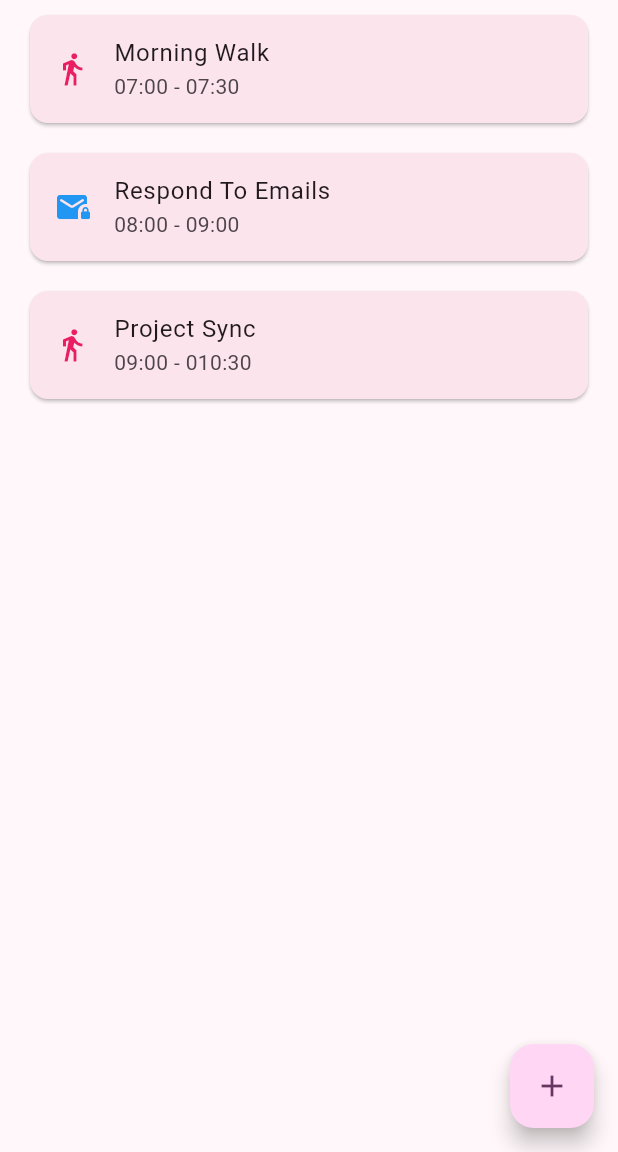
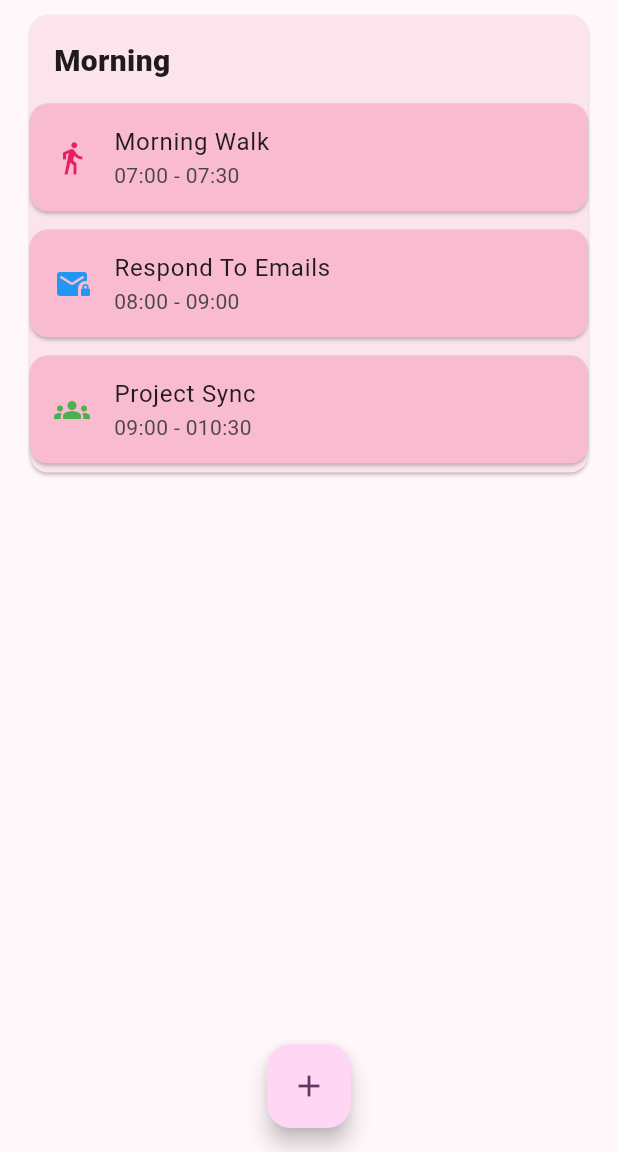
Before and after one commit to Elanr0/daily_exercise_tracking, a Flutter app: the screen it shows after launch, on a phone screen of 412 x 824 dp, the part 84-1236 px from its top. Run offline on Flutter 3.47's test engine with Material 3 defaults, Android fonts, the phone set to English and light mode, and no system bars.

Commit message:
büyük card oluştruldu

```diff
--- a/lib/main.dart
+++ b/lib/main.dart
@@ -10,7 +10,8 @@ class MyApp extends StatelessWidget {
   @override
   Widget build(BuildContext context) {
     return MaterialApp(
-      title: 'Daily Exercise Tracking 1',
+      debugShowCheckedModeBanner: false,
+      title: 'Daily Exercise Tracking',
       theme: ThemeData(
         colorScheme: ColorScheme.fromSeed(seedColor: const Color.fromARGB(255, 232, 134, 219)),
       ),
--- a/lib/view/home_page.dart
+++ b/lib/view/home_page.dart
@@ -13,9 +13,25 @@ class _HomePageState extends State<HomePage> {
   @override
   Widget build(BuildContext context) {
 
-  NoteModel note1 = NoteModel(title: "Morning Walk ", content: "07:00 - 07:30 ", createdAt: DateTime.now(), updatedAt: DateTime.now(), doingAt: DateTime.now());
-  NoteModel note2 = NoteModel(title: "Respond To Emails", content: "08:00 - 09:00", createdAt: DateTime(23), updatedAt: DateTime(2030), doingAt: DateTime(1024));
-  NoteModel note3 = NoteModel(title: "Project Sync", content: "09:00 - 010:30", createdAt: DateTime(20), updatedAt: DateTime(2030), doingAt: DateTime(1024));
+  NoteModel note1 = NoteModel(
+    title: "Morning Walk ", content: "07:00 - 07:30 ",
+    createdAt: DateTime.now(),
+    updatedAt: DateTime.now(),
+    doingAt: DateTime.now());
+
+  NoteModel note2 = NoteModel(
+    title: "Respond To Emails",
+    content: "08:00 - 09:00",
+    createdAt: DateTime(23),
+    updatedAt: DateTime(20),
+    doingAt: DateTime(10));
+
+  NoteModel note3 = NoteModel(
+    title: "Project Sync",
+    content: "09:00 - 010:30",
+    createdAt: DateTime(20),
+    updatedAt: DateTime(23),
+    doingAt: DateTime(10));
 
   List<NoteModel> notes = [];
   notes.addAll([note1, note2, note3]);
@@ -28,32 +44,53 @@ class _HomePageState extends State<HomePage> {
          Text('${DateTime.now().day}.${DateTime.now().month}.${DateTime.now().year}',
          style: const TextStyle(
           fontSize: 12,
-          fontWeight: FontWeight.w700
-        )
+          fontWeight: FontWeight.w700)
           ),
        IconButton(onPressed: () {}, icon: Icon(Icons.menu)),
     ]
   )
 ),
+        floatingActionButtonLocation: FloatingActionButtonLocation.centerFloat,
         floatingActionButton: FloatingActionButton(
           onPressed: () {},
           child: const Icon(Icons.add),
 ),
-
 body: Column(
-          children: notes.map((note) {
+  children: [
+    Card(
+      margin: const EdgeInsets.symmetric(horizontal: 20, vertical: 10),
+      color: Colors.pink[50],
+      child: Column(
+        crossAxisAlignment: CrossAxisAlignment.start,
+        children:[
+         const Padding(padding: EdgeInsets.fromLTRB(16, 16, 16, 8),
+         child: Text(
+          "Morning",
+         style: TextStyle(fontSize: 20, fontWeight: FontWeight.w900,
+      ),
+    ),
+  ),
+        ...notes.map((note) {
+          final index = notes.indexOf(note);
           return Card(
-            margin: EdgeInsets.symmetric(horizontal:20, vertical:10),
-            color: notes.indexOf(note) % 2 == 0 ?  Colors.pink[50] : Colors.pink[50] ,
+            margin: const EdgeInsets.symmetric(vertical: 6),
+            color: Colors.pink[100],
             child: ListTile(
-            leading: notes.indexOf(note) % 2 == 0 ? Icon(Icons.directions_walk, color: Colors.pink):
-            Icon(Icons.mail_lock_rounded, color: Colors.blue),
+            leading: index == 2 ?
+                 const Icon(Icons.groups, color: Colors.green):
+                 notes.indexOf(note) % 2 == 0 ?
+                     const Icon(Icons.directions_walk, color: Colors.pink):
+                     const Icon(Icons.mail_lock_rounded, color: Colors.blue),
             title: Text(note.title),
             subtitle: Text(note.content),
-            )
+                    ),
                   );
-        }).toList(),
-      )
+                }),
+              ],
+            ),
+          ),
+        ],
+      ),
     );
   }
 }
```
Lines whose indentation alone changed are shown as unchanged.
